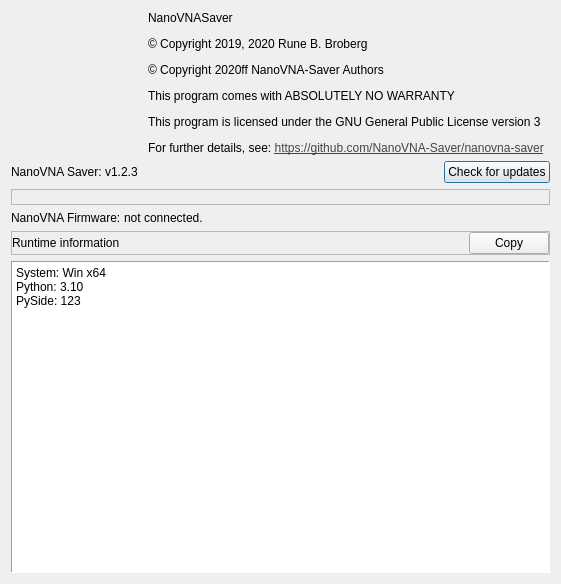
The window that src/NanoVNASaver/Windows/ui/about.ui (NanoVNA-Saver/nanovna-saver) describes before a commit, drawn with Qt 5.
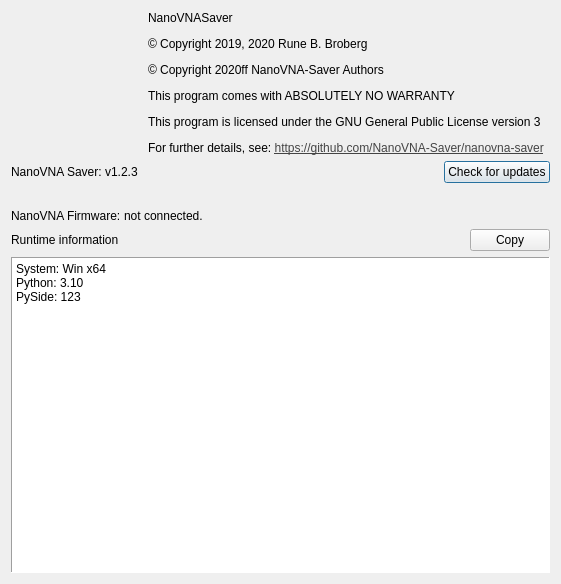
The same window after the commit. Icons and pictures are not drawn.

Commit message:
fix: widget styles for about window (#782)
e.g. see screenshot from issue #773

```diff
--- a/src/NanoVNASaver/Windows/ui/about.ui
+++ b/src/NanoVNASaver/Windows/ui/about.ui
@@ -159,7 +159,7 @@
    <item>
     <widget class="QFrame" name="_frm_updates_status">
      <property name="frameShape">
-      <enum>QFrame::Shape::StyledPanel</enum>
+      <enum>QFrame::Shape::NoFrame</enum>
      </property>
      <property name="frameShadow">
       <enum>QFrame::Shadow::Raised</enum>
@@ -261,7 +261,7 @@
       <item>
        <widget class="QFrame" name="_frm_runtime_info_1">
         <property name="frameShape">
-         <enum>QFrame::Shape::StyledPanel</enum>
+         <enum>QFrame::Shape::NoFrame</enum>
         </property>
         <property name="frameShadow">
          <enum>QFrame::Shadow::Raised</enum>
```
The commit also changes 1 other file.
